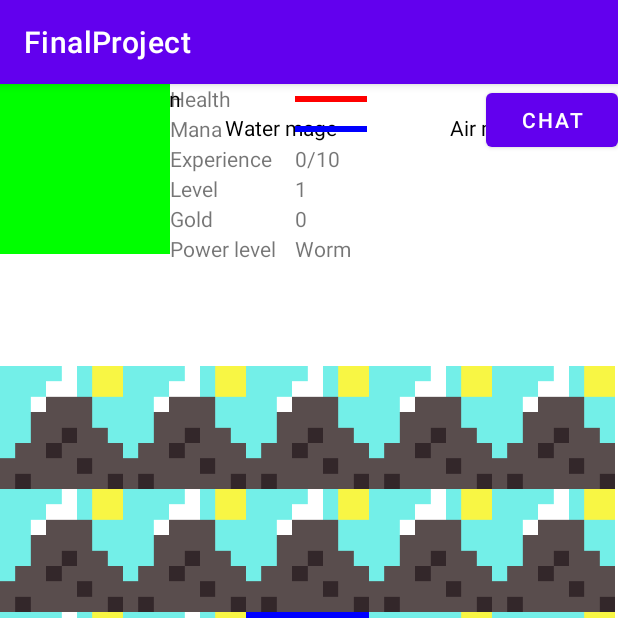
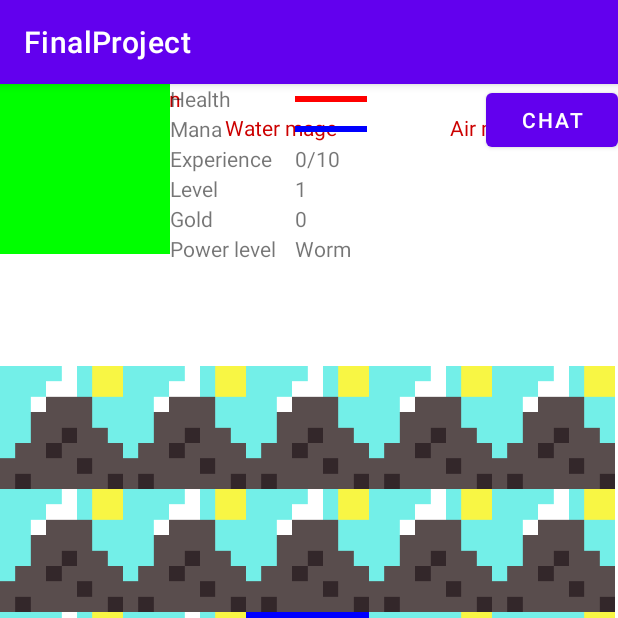
Before and after one commit to Vaneyk1973/FinalProject, an Android app: the fragment ResearchTree placed in its activity, on a phone screen of 412 x 824 dp, the top half of it. Run offline under Robolectric (Android 15) with nearby library versions, the phone set to English and light mode, and no system bars; 4 statements that could not run were skipped.

Commit message:
Update fragment_research_tree.xml

```diff
--- a/FinalProject/app/src/main/res/layout/fragment_research_tree.xml
+++ b/FinalProject/app/src/main/res/layout/fragment_research_tree.xml
@@ -31,8 +31,7 @@
                     android:layout_width="150dp"
                     android:layout_height="wrap_content"
                     android:text="TextView"
-                    android:textColor="@color/black"/>
-
+                    android:textColor="@android:color/holo_red_dark"/>
             </TableRow>
 
             <TableRow
@@ -44,28 +43,28 @@
                     android:layout_width="150dp"
                     android:layout_height="wrap_content"
                     android:text="TextView"
-                    android:textColor="@color/black"/>
+                    android:textColor="@android:color/holo_red_dark"/>
 
                 <TextView
                     android:id="@+id/water_mage"
                     android:layout_width="150dp"
                     android:layout_height="wrap_content"
                     android:text="TextView"
-                    android:textColor="@color/black"/>
+                    android:textColor="@android:color/holo_red_dark"/>
 
                 <TextView
                     android:id="@+id/air_mage"
                     android:layout_width="150dp"
                     android:layout_height="wrap_content"
                     android:text="TextView"
-                    android:textColor="@color/black"/>
+                    android:textColor="@android:color/holo_red_dark"/>
 
                 <TextView
                     android:id="@+id/earth_mage"
                     android:layout_width="150dp"
                     android:layout_height="wrap_content"
                     android:text="TextView"
-                    android:textColor="@color/black"/>
+                    android:textColor="@android:color/holo_red_dark"/>
             </TableRow>
 
             <TableRow
```
